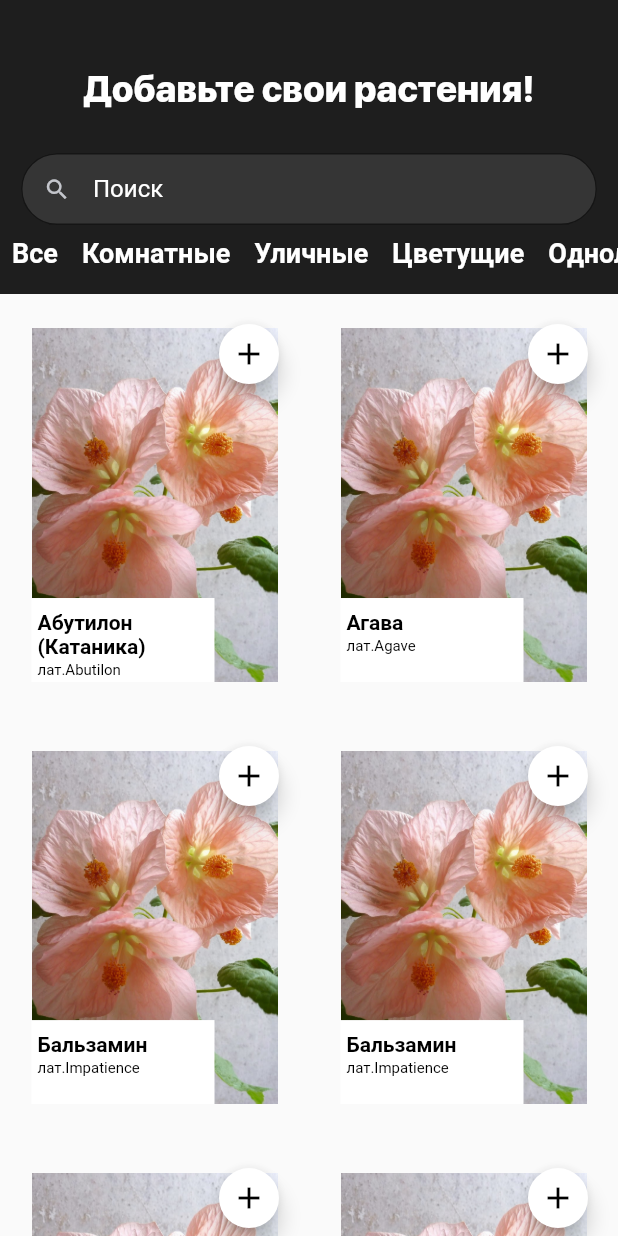
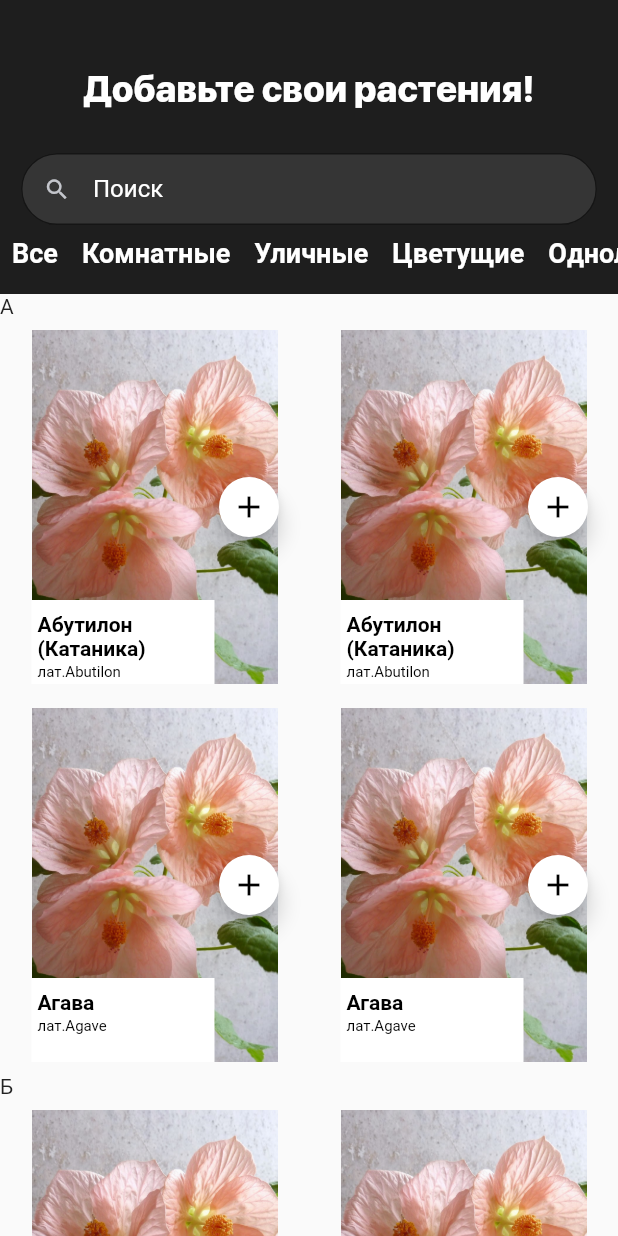
Before and after one commit to uluhulu/Geek-Plants, a Flutter app: the SearchingScreen screen opened directly, on a phone screen of 412 x 824 dp. Run offline on Flutter 3.47's test engine with Material 2 defaults, Android fonts, the phone set to English and light mode, and no system bars; Roboto replaces fonts that are missing (Brutal).

Commit message:
добавил хэдеры для списка осталось настроить стили

```diff
--- a/lib/screens/auth_screen/searching_screen.dart
+++ b/lib/screens/auth_screen/searching_screen.dart
@@ -9,7 +9,7 @@ class SearchingScreen extends StatefulWidget {
 }
 
 class _SearchingScreenState extends State<SearchingScreen> {
-  List plantList = [
+  List<Plant> plantList = [
     Plant(
       name: "Абутилон (Катаника)",
       latName: "лат.Abutilon",
@@ -41,11 +41,13 @@ class _SearchingScreenState extends State<SearchingScreen> {
       photoPath: abutilonPath,
     ),
     Plant(
-      name: "Бальзамин",
+      name: "очко",
       latName: "лат.Impatience",
       photoPath: abutilonPath,
     ),
   ];
+
+  var firstWord = "";
 
   List categories = [
     "Все",
@@ -136,28 +138,45 @@ class _SearchingScreenState extends State<SearchingScreen> {
               ),
             ),
           ),
-          // centerTitle: true,
-          // title: Text("Добавьте свои растения!",
-          //     style: TextStyle(
-          //       color: Colors.white,
-          //       fontSize: 16.0,
-          // )
-          SliverGrid.count(
-            crossAxisCount: 2,
-            childAspectRatio: 164 / 224,
-            children: List.generate(
-              plantList.length,
-              (index) {
-                return buildPlantCard(plantList[index]);
-              },
+          SliverList(
+            delegate: SliverChildListDelegate(
+              generateGroupedList(),
             ),
           ),
         ],
-        // headerSliverBuilder: (BuildContext context, bool innerBoxIsScrolled) {
-        //   return <Widget>
-        // },
       ),
     );
+  }
+
+  List<Widget> generateGroupedList() {
+    var groupedList = <Widget>[];
+    var tmpGroupWord = "";
+    for (var i = 0; i < plantList.length; i++) {
+      var plant = plantList[i];
+      if (plant.name[0] != tmpGroupWord) {
+        tmpGroupWord = plant.name[0];
+        groupedList.add(Text(tmpGroupWord));
+      }
+      groupedList.add(
+        Row(
+          children: [
+            Flexible(child: buildPlantCard(plant)),
+            if (i < plantList.length - 1)
+              Flexible(
+                child: buildPlantCard(
+                  plantList[i],
+                ),
+              ),
+            if (i == plantList.length - 1)
+              Flexible(
+                child: Container(),
+              ),
+          ],
+        ),
+      );
+    }
+
+    return groupedList;
   }
 
   Widget buildPlantCard(Plant plant) {
```
